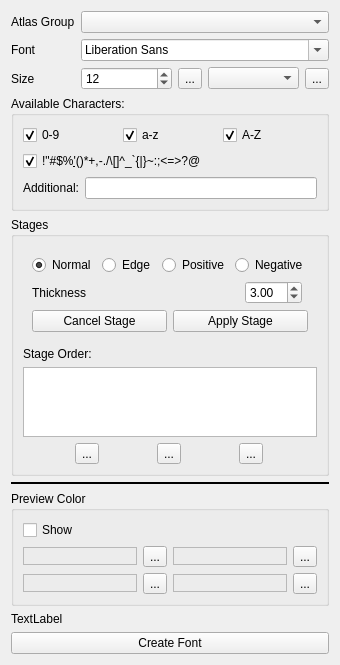
Above: DesignerTool/src/WidgetFont.ui from GameOverture/HarmonyEngine before the change. Below: the same form after it.
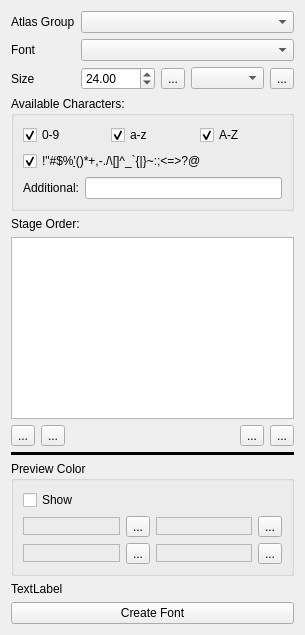
That is the form after the change. Icons and pictures are not drawn.

Commit message: Font picking hell solved. Needs undo cmds implemented next

```diff
--- a/DesignerTool/src/WidgetFont.ui
+++ b/DesignerTool/src/WidgetFont.ui
@@ -52,15 +52,6 @@
        </property>
       </widget>
      </item>
-     <item row="1" column="1">
-      <widget class="QFontComboBox" name="cmbFonts">
-       <property name="currentFont">
-        <font>
-         <family>Arial</family>
-        </font>
-       </property>
-      </widget>
-     </item>
      <item row="2" column="0">
       <widget class="QLabel" name="label_2">
        <property name="text">
@@ -71,21 +62,15 @@
      <item row="2" column="1">
       <layout class="QHBoxLayout" name="horizontalLayout_6">
        <item>
-        <widget class="QSpinBox" name="sbSize">
-         <property name="sizePolicy">
-          <sizepolicy hsizetype="Preferred" vsizetype="Fixed">
-           <horstretch>0</horstretch>
-           <verstretch>0</verstretch>
-          </sizepolicy>
-         </property>
+        <widget class="QDoubleSpinBox" name="sbSize">
          <property name="minimum">
-          <number>4</number>
+          <double>4.000000000000000</double>
          </property>
          <property name="maximum">
-          <number>1024</number>
+          <double>4098.000000000000000</double>
          </property>
          <property name="value">
-          <number>12</number>
+          <double>24.000000000000000</double>
          </property>
         </widget>
        </item>
@@ -116,6 +101,9 @@
        </item>
       </layout>
      </item>
+     <item row="1" column="1">
+      <widget class="QComboBox" name="cmbFontList"/>
+     </item>
     </layout>
    </item>
    <item>
@@ -190,164 +178,6 @@
     </widget>
    </item>
    <item>
-    <widget class="QGroupBox" name="grpStages">
-     <property name="sizePolicy">
-      <sizepolicy hsizetype="Preferred" vsizetype="Preferred">
-       <horstretch>0</horstretch>
-       <verstretch>150</verstretch>
-      </sizepolicy>
-     </property>
-     <property name="title">
-      <string>Stages</string>
-     </property>
-     <layout class="QVBoxLayout" name="verticalLayout_5">
-      <property name="leftMargin">
-       <number>9</number>
-      </property>
-      <property name="topMargin">
-       <number>9</number>
-      </property>
-      <property name="rightMargin">
-       <number>9</number>
-      </property>
-      <property name="bottomMargin">
-       <number>9</number>
-      </property>
-      <item>
-       <widget class="QStackedWidget" name="stackedWidget">
-        <property name="currentIndex">
-         <number>1</number>
-        </property>
-        <widget class="QWidget" name="page">
-         <layout class="QVBoxLayout" name="verticalLayout_3">
-          <item>
-           <layout class="QHBoxLayout" name="horizontalLayout_2">
-            <item>
-             <widget class="QPushButton" name="pushButton_6">
-              <property name="sizePolicy">
-               <sizepolicy hsizetype="Preferred" vsizetype="Preferred">
-                <horstretch>0</horstretch>
-                <verstretch>0</verstretch>
-               </sizepolicy>
-              </property>
-              <property name="maximumSize">
-               <size>
-                <width>16777215</width>
-                <height>16777215</height>
-               </size>
-              </property>
-              <property name="text">
-               <string>Add New Stage</string>
-              </property>
-             </widget>
-            </item>
-           </layout>
-          </item>
-         </layout>
-        </widget>
-        <widget class="QWidget" name="page_2">
-         <layout class="QVBoxLayout" name="verticalLayout_7">
-          <item>
-           <layout class="QHBoxLayout" name="horizontalLayout_8">
-            <item>
-             <widget class="QRadioButton" name="radStageNormal">
-              <property name="text">
-               <string>Normal</string>
-              </property>
-              <property name="checked">
-               <bool>true</bool>
-              </property>
-             </widget>
-            </item>
-            <item>
-             <widget class="QRadioButton" name="radStageEdge">
-              <property name="text">
-               <string>Edge</string>
-              </property>
-             </widget>
-            </item>
-            <item>
-             <widget class="QRadioButton" name="radStagePositive">
-              <property name="text">
-               <string>Positive</string>
-              </property>
-             </widget>
-            </item>
-            <item>
-             <widget class="QRadioButton" name="radStageNegative">
-              <property name="text">
-               <string>Negative</string>
-              </property>
-             </widget>
-            </item>
-           </layout>
-          </item>
-          <item>
-           <layout class="QHBoxLayout" name="horizontalLayout_9">
-            <item>
-             <widget class="QLabel" name="label_5">
-              <property name="sizePolicy">
-               <sizepolicy hsizetype="Expanding" vsizetype="Preferred">
-                <horstretch>0</horstretch>
-                <verstretch>0</verstretch>
-               </sizepolicy>
-              </property>
-              <property name="text">
-               <string>Thickness</string>
-              </property>
-             </widget>
-            </item>
-            <item>
-             <widget class="QDoubleSpinBox" name="doubleSpinBox_2">
-              <property name="value">
-               <double>3.000000000000000</double>
-              </property>
-             </widget>
-            </item>
-            <item>
-             <widget class="QFrame" name="frame_5">
-              <property name="maximumSize">
-               <size>
-                <width>16777215</width>
-                <height>18</height>
-               </size>
-              </property>
-              <property name="autoFillBackground">
-               <bool>false</bool>
-              </property>
-              <property name="frameShape">
-               <enum>QFrame::StyledPanel</enum>
-              </property>
-              <property name="frameShadow">
-               <enum>QFrame::Raised</enum>
-              </property>
-             </widget>
-            </item>
-           </layout>
-          </item>
-          <item>
-           <layout class="QHBoxLayout" name="horizontalLayout_5">
-            <item>
-             <widget class="QPushButton" name="pushButton_8">
-              <property name="text">
-               <string>Cancel Stage</string>
-              </property>
-             </widget>
-            </item>
-            <item>
-             <widget class="QPushButton" name="pushButton_9">
-              <property name="text">
-               <string>Apply Stage</string>
-              </property>
-             </widget>
-            </item>
-           </layout>
-          </item>
-         </layout>
-        </widget>
-       </widget>
-      </item>
-      <item>
        <widget class="QLabel" name="label">
         <property name="text">
          <string>Stage Order:</string>
@@ -355,17 +185,41 @@
        </widget>
       </item>
       <item>
-       <widget class="QListWidget" name="listWidget_2">
-        <property name="gridSize">
-         <size>
-          <width>1</width>
-          <height>0</height>
-         </size>
-        </property>
-       </widget>
+    <widget class="QTableView" name="tableView"/>
       </item>
       <item>
        <layout class="QHBoxLayout" name="horizontalLayout_4">
+     <item>
+      <widget class="QToolButton" name="toolButton_8">
+       <property name="text">
+        <string>...</string>
+       </property>
+      </widget>
+     </item>
+     <item>
+      <widget class="QToolButton" name="toolButton_2">
+       <property name="text">
+        <string>...</string>
+       </property>
+       <property name="icon">
+        <iconset resource="res/DesignerTool.qrc">
+         <normaloff>:/icons16x16/edit-delete.png</normaloff>:/icons16x16/edit-delete.png</iconset>
+       </property>
+      </widget>
+     </item>
+     <item>
+      <spacer name="horizontalSpacer">
+       <property name="orientation">
+        <enum>Qt::Horizontal</enum>
+       </property>
+       <property name="sizeHint" stdset="0">
+        <size>
+         <width>40</width>
+         <height>20</height>
+        </size>
+       </property>
+      </spacer>
+     </item>
         <item>
          <widget class="QToolButton" name="toolButton">
           <property name="text">
@@ -377,17 +231,6 @@
           </property>
          </widget>
         </item>
-        <item>
-         <widget class="QToolButton" name="toolButton_2">
-          <property name="text">
-           <string>...</string>
-          </property>
-          <property name="icon">
-           <iconset resource="res/DesignerTool.qrc">
-            <normaloff>:/icons16x16/edit-delete.png</normaloff>:/icons16x16/edit-delete.png</iconset>
-          </property>
-         </widget>
-        </item>
         <item>
          <widget class="QToolButton" name="toolButton_3">
           <property name="text">
@@ -401,16 +244,13 @@
         </item>
        </layout>
       </item>
-     </layout>
-    </widget>
-   </item>
    <item>
     <widget class="Line" name="line">
      <property name="frameShadow">
       <enum>QFrame::Plain</enum>
      </property>
      <property name="lineWidth">
-      <number>2</number>
+      <number>5</number>
      </property>
      <property name="orientation">
       <enum>Qt::Horizontal</enum>
```
Lines whose indentation alone changed are shown as unchanged. The commit also changes 11 other files.
